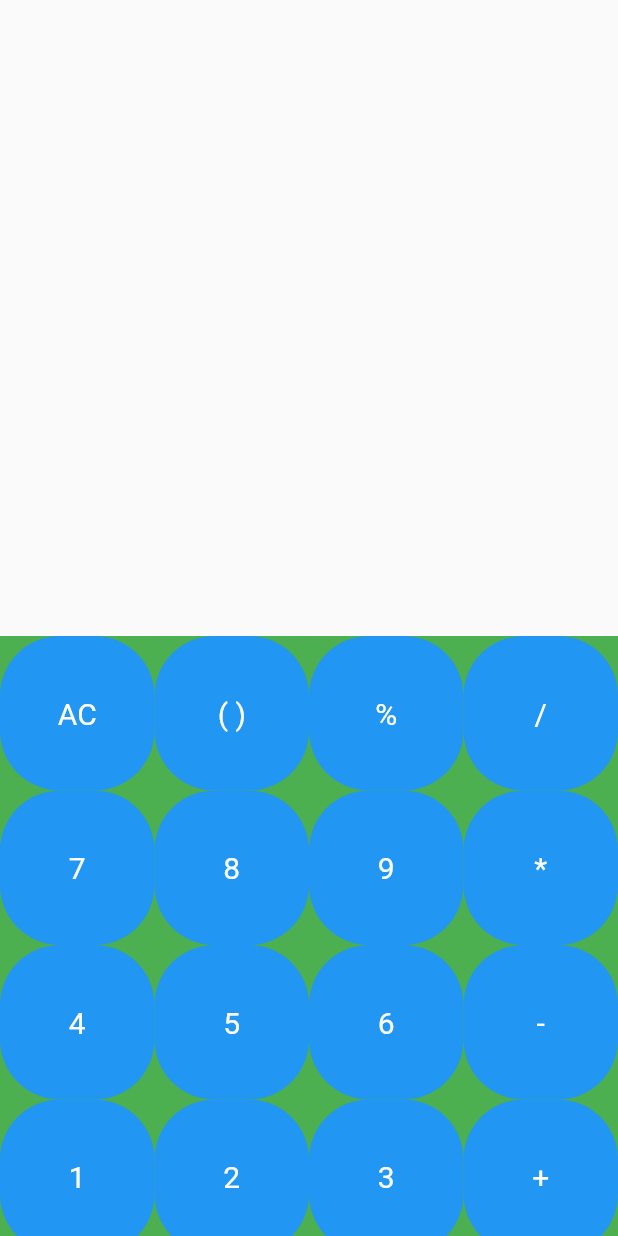
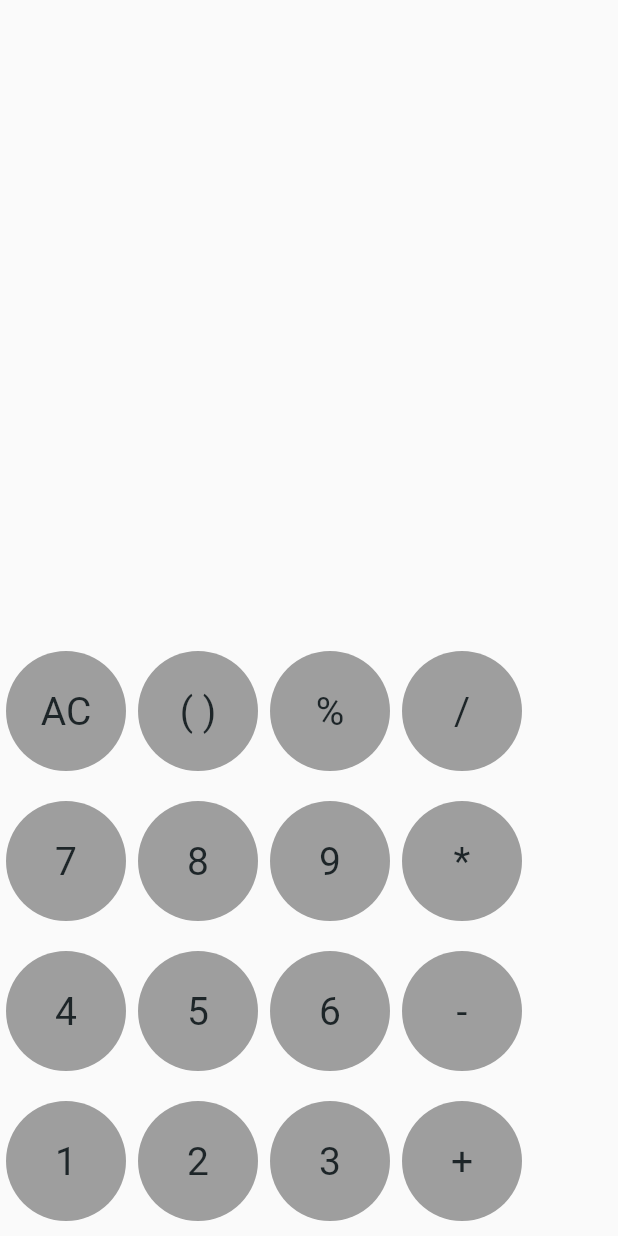
Before and after one commit to sigmapie8/android_calculator, a Flutter app: the ButtonScreen screen opened directly, on a phone screen of 412 x 824 dp. Run offline on Flutter 3.47's test engine with Material 3 defaults, Android fonts, the phone set to English and light mode, and no system bars.

Commit message:
Implemented custom Grid View Widget

```diff
--- /dev/null
+++ b/lib/utility/common_functions.dart
@@ -0,0 +1,13 @@
+class CommonFunctions {
+  List<List<String>> splitList(List<String> originalList, int elementsPerSublist) {
+    List<List<String>> resultList = [];
+    for (int i = 0; i < originalList.length; i += elementsPerSublist) {
+      int endIndex = i + elementsPerSublist;
+      if (endIndex > originalList.length) {
+        endIndex = originalList.length;
+      }
+      resultList.add(originalList.sublist(i, endIndex));
+    }
+    return resultList;
+  }
+}
--- a/lib/view/buttons_screen.dart
+++ b/lib/view/buttons_screen.dart
@@ -1,4 +1,4 @@
-import 'package:android_calculator/widgets/button_widget.dart';
+import 'package:android_calculator/widgets/custom_grid_widget.dart';
 import 'package:flutter/material.dart';
 
 class ButtonScreen extends StatefulWidget {
@@ -11,19 +11,12 @@ class ButtonScreen extends StatefulWidget {
 class _ButtonScreenState extends State<ButtonScreen> {
   @override
   Widget build(BuildContext context) {
-    return Scaffold(
+    return const Scaffold(
       body: SafeArea(
         child: Column(
           mainAxisAlignment: MainAxisAlignment.end,
           children: [
-          //  const ButtonWidget(number: "AC"),
-            Container(
-              //alignment: Alignment.bottomCenter,
-             // padding: const EdgeInsets.all(2),
-              // margin: const EdgeInsets.only(top: 50),
-              color: Colors.green,
-              child: const SizedBox(height: 400, child: MyGridView()),
-            ),
+            SizedBox(height: 400, child: MyGridView()),
           ],
         ),
       ),
@@ -38,21 +31,6 @@ class MyGridView extends StatelessWidget {
 
   @override
   Widget build(BuildContext context) {
-    return GridView.count(
-      crossAxisCount: 4,
-      // Number of columns in the grid
-      // crossAxisSpacing: 4.0,
-      // Spacing between columns
-      // mainAxisSpacing: 4.0,
-      // Spacing between rows
-      // padding: const EdgeInsets.all(10.0),
-      // Padding around the grid
-      children: List.generate(
-        buttonNames.length,
-        (index) {
-          return NewButton(number: buttonNames[index]);
-        },
-      ),
-    );
+    return const CustomGridView(crossAxisCount: 4, numbers: buttonNames);
   }
 }
--- a/lib/widgets/button_widget.dart
+++ /dev/null
@@ -1,136 +0,0 @@
-import 'package:android_calculator/controller/calculatorController.dart';
-import 'package:android_calculator/utility/colors.dart';
-import 'package:flutter/material.dart';
-import 'package:provider/provider.dart';
-
-
-
-class NewButton extends StatelessWidget {
-  const NewButton({super.key, required this.number});
-  final String number;
-  @override
-  Widget build(BuildContext context) {
-    return ButtonTheme(
-      height: 40,
-      child: TextButton(onPressed: (){},
-        style: ButtonStyle(
-          backgroundColor: MaterialStateProperty.all<Color>(Colors.blue),
-          foregroundColor: MaterialStateProperty.all<Color>(Colors.white),
-          textStyle: MaterialStateProperty.all<TextStyle>(
-            const TextStyle(fontSize: 20),
-          ),
-          // padding: MaterialStateProperty.all<EdgeInsets>(
-          //   const EdgeInsets.symmetric(vertical: 12, horizontal: 24),
-          // ),
-          shape: MaterialStateProperty.all<RoundedRectangleBorder>(
-            RoundedRectangleBorder(
-              borderRadius: BorderRadius.circular(40.0),
-            ),
-          ),
-        ),
-        child: Padding(
-          padding: const EdgeInsets.symmetric(horizontal: 0, vertical: 4),
-          child: Text(number,),
-        ),),
-    );
-  }
-}
-
-// style: TextStyle(
-//           fontSize: 20,
-//           color: Colors.white.withOpacity(0.9),
-//         )
-
-class ButtonWidget extends StatelessWidget {
-  const ButtonWidget({super.key, required this.number});
-
-  final String number;
-
-  @override
-  Widget build(BuildContext context) {
-    return Container(
-      // width: 80,
-      // height: 58,
-      padding: const EdgeInsets.symmetric(horizontal: 5),
-      alignment: Alignment.center,
-      decoration:  const ShapeDecoration(
-        color: Colors.grey,
-        shape: StadiumBorder( side: BorderSide(color: ColorPalette.equalColor, )),
-        // border: StadiumBorder(),
-        // borderRadius: BorderRadius.all(Radius.circular(34)),
-      ),
-      child: Text(
-        number,
-        textAlign: TextAlign.center,
-        style: TextStyle(
-          fontSize: 20,
-          color: Colors.white.withOpacity(0.9),
-        ),
-      ),
-    );
-  }
-}
-
-class Button2 extends StatelessWidget {
-  const Button2({super.key, required this.number});
-
-  final String number;
-
-  Color? getBGColor({required String value}) {
-
-    if(value == "AC"){
-      return ColorPalette.clearColor;
-    } else if(value == "="){
-      return ColorPalette.equalColor;
-    }
-    return ColorPalette.buttonColor;
-  }
-
-  @override
-  Widget build(BuildContext context) {
-    return InkWell(
-      borderRadius: const BorderRadius.all(Radius.circular(16)),
-      highlightColor: Colors.lightBlueAccent,
-      splashColor: Colors.lightBlueAccent,
-      onTap: () {
-        final CalculatorController calculatorController = Provider.of<CalculatorController>(context, listen: false);
-       // final double? data = calculatorController.evaluateExpression("5*5");
-       //
-       // print("data: $data");
-
-        calculatorController.cal2();
-        // if(number == "="){
-        //   calculatorController.onButtonClick(ButtonType.equals, number);
-        // } else if(number == "+"){
-        //   calculatorController.onButtonClick(ButtonType.addition, number);
-        // } else if(number == "-"){
-        //   calculatorController.onButtonClick(ButtonType.subtraction, number);
-        // } else if(number == "*"){
-        //   calculatorController.onButtonClick(ButtonType.multiplication, number);
-        // } else if(number == "/"){
-        //   calculatorController.onButtonClick(ButtonType.division, number);
-        // } else {
-        //   calculatorController.onButtonClick(ButtonType.number, number);
-        // }
-
-
-        },
-      child: ChoiceChip(
-        selected: true,
-        selectedColor: getBGColor(value: number),
-        label: Container(
-          height: 50,
-          alignment: Alignment.center,
-          child: Text(
-            number,
-            textAlign: TextAlign.center,
-            style: const TextStyle(
-              fontSize: 30,
-              color: Colors.white,
-            ),
-          ),
-        ),
-      ),
-    );
-  }
-}
--- /dev/null
+++ b/lib/widgets/custom_grid_widget.dart
@@ -0,0 +1,101 @@
+import 'dart:developer';
+
+import 'package:android_calculator/utility/colors.dart';
+import 'package:android_calculator/utility/common_functions.dart';
+import 'package:flutter/material.dart';
+
+class CustomGridView extends StatefulWidget {
+  const CustomGridView({super.key, required this.numbers, required this.crossAxisCount});
+
+  final List<String> numbers;
+  final int crossAxisCount;
+
+  @override
+  State<CustomGridView> createState() => _CustomGridViewState();
+}
+
+class _CustomGridViewState extends State<CustomGridView> {
+  late List<List<String>> rowList;
+
+  @override
+  void initState() {
+    super.initState();
+    rowList = CommonFunctions().splitList(widget.numbers, widget.crossAxisCount);
+  }
+
+  @override
+  Widget build(BuildContext context) {
+    return LayoutBuilder(
+      builder: (context, constraints) {
+        log("constraints: ${constraints.maxWidth}");
+        final double width = (constraints.maxWidth / widget.crossAxisCount) - 10;
+        return Container(
+          child: Column(
+            mainAxisAlignment: MainAxisAlignment.start,
+            crossAxisAlignment: CrossAxisAlignment.center,
+            mainAxisSize: MainAxisSize.min,
+            children: List.generate(
+              rowList.length,
+              (index) => CustomRowWidget(
+                key: Key(index.toString()),
+                rowList: rowList[index],
+                width: width,
+              ),
+            ),
+          ),
+        );
+      }
+    );
+  }
+}
+
+class CustomRowWidget extends StatelessWidget {
+  const CustomRowWidget({super.key, required this.rowList, required this.width});
+  final double width;
+
+  final List<String> rowList;
+
+  @override
+  Widget build(BuildContext context) {
+    return Row(
+      mainAxisAlignment: MainAxisAlignment.start,
+      crossAxisAlignment: CrossAxisAlignment.center,
+      mainAxisSize: MainAxisSize.min,
+      children: List.generate(
+        rowList.length,
+        (index) => NumberWidget(key: Key(index.toString()), number: rowList[index], width: width),
+      ),
+    );
+  }
+}
+
+class NumberWidget extends StatelessWidget {
+  const NumberWidget({super.key, required this.number, required this.width});
+
+  final String number;
+  final double width;
+  final bool minimize = false;
+  final double size = 80;
+
+  @override
+  Widget build(BuildContext context) {
+    return Container(
+      width: minimize ? width : size,
+      height: minimize ? null : size,
+      margin: const EdgeInsets.symmetric(horizontal: 4, vertical: 10),
+      alignment: Alignment.center,
+      decoration:  BoxDecoration(
+        color: Colors.grey,
+        shape: BoxShape.rectangle,
+        borderRadius: BorderRadius.all(Radius.circular( minimize ? 34 : 40)),
+      ),
+      child: Padding(
+        padding: EdgeInsets.symmetric(horizontal: minimize ? 0 : 0, vertical: minimize ? 14 : 0),
+        child: Text(
+          number,
+          style: const TextStyle(fontSize: 26, color: ColorPalette.buttonColor),
+        ),
+      ),
+    );
+  }
+}
```
